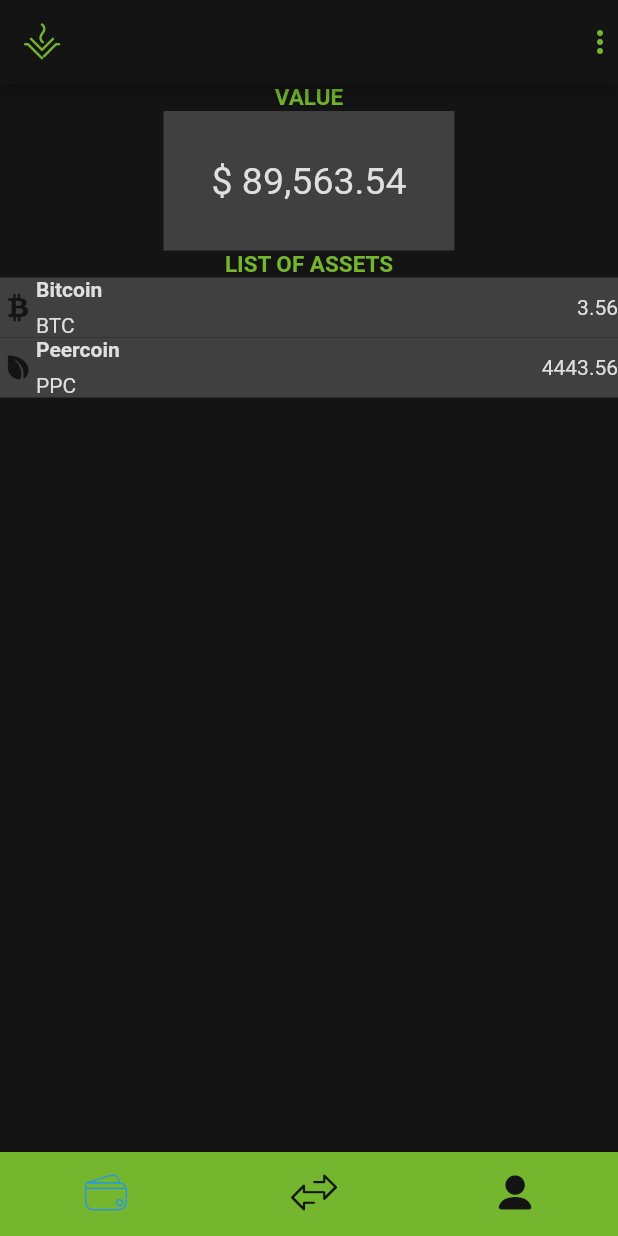
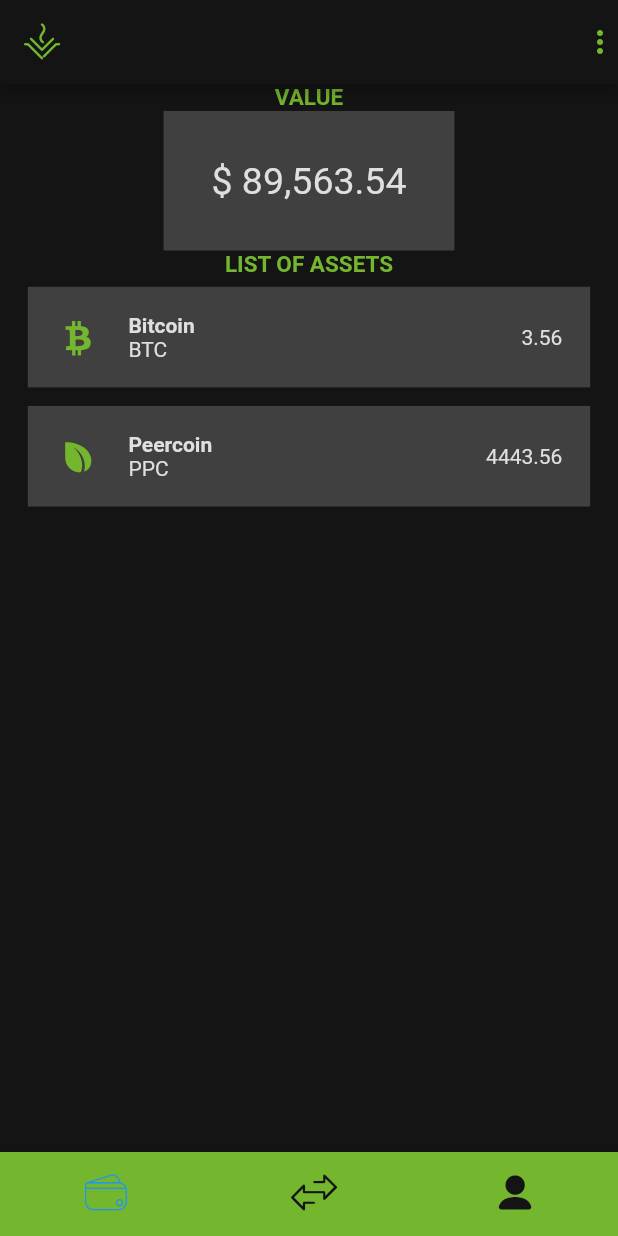
Before and after one commit to Vesta-wallet/vesta, a Flutter app: the screen it shows after launch, on a phone screen of 412 x 824 dp. Run offline on Flutter 3.47's test engine with Material 2 defaults, Android fonts, the phone set to English and light mode, and no system bars.

Commit message:
Styling of AssetWdigets

```diff
--- a/vesta/lib/main.dart
+++ b/vesta/lib/main.dart
@@ -166,7 +166,8 @@
     name: "Bitcoin",
     // Not sure how to make this work
     icon: MyFlutterApp.l_bitcoin,
-      quantity: "3.56"),
+    quantity: "3.56",
+  ),
   AssetWidget(
       // Ticker name will go in here eventually
       ticker: "PPC",
@@ -202,49 +203,57 @@
 class _AssetWidgetState extends State<AssetWidget> {
   @override
   Widget build(BuildContext context) {
-    return ColoredBox(
+    return Padding(
+        padding: EdgeInsets.fromLTRB(
+          WidgetsBinding.instance.window.physicalSize.width * 0.03,
+          WidgetsBinding.instance.window.physicalSize.width * 0.01,
+          WidgetsBinding.instance.window.physicalSize.width * 0.03,
+          WidgetsBinding.instance.window.physicalSize.width * 0.01,
+        ),
+        child: ColoredBox(
           color: Color(0xff404040),
           child: Row(
             children: [
               // Asset Icon - This should be a custom icon but I'm not sure how to pass it down yet
-          Icon(
+              Padding(
+                padding: EdgeInsets.all(
+                    WidgetsBinding.instance.window.physicalSize.width * 0.03),
+                child: Icon(
                   widget.icon,
-            color: Color(0xff141414),
+                  color: Color(0xff74B62E),
+                  size: 30,
+                ),
               ),
               Expanded(
                 /*1*/
                 child: Column(
                   crossAxisAlignment: CrossAxisAlignment.start,
                   children: [
-                /*2*/
-                Container(
-                  padding: const EdgeInsets.only(bottom: 8),
-                  child: Text(
+                    Text(
                       widget.name,
                       style: TextStyle(
                         color: Color(0xFFDFDFDF),
                         fontWeight: FontWeight.bold,
                       ),
                     ),
-                ),
-                GestureDetector(
-                  //onTap: (),
-                  child: Text(
+                    Text(
                       widget.ticker,
                       style: TextStyle(
                         color: Color(0xFFDFDFDF),
                       ),
                     ),
+                  ],
+                ),
+              ),
+              Padding(
+                padding: EdgeInsets.all(
+                    WidgetsBinding.instance.window.physicalSize.width * 0.03),
+                child: Text(widget.quantity,
+                    style: TextStyle(color: Color(0xFFDFDFDF))),
               ),
             ],
           ),
-          ),
-          /*3*/
-
-          Text(widget.quantity, style: TextStyle(color: Color(0xFFDFDFDF))),
-        ],
-      ),
-    );
+        ));
   }
 }
 
```
Lines whose indentation alone changed are shown as unchanged.
